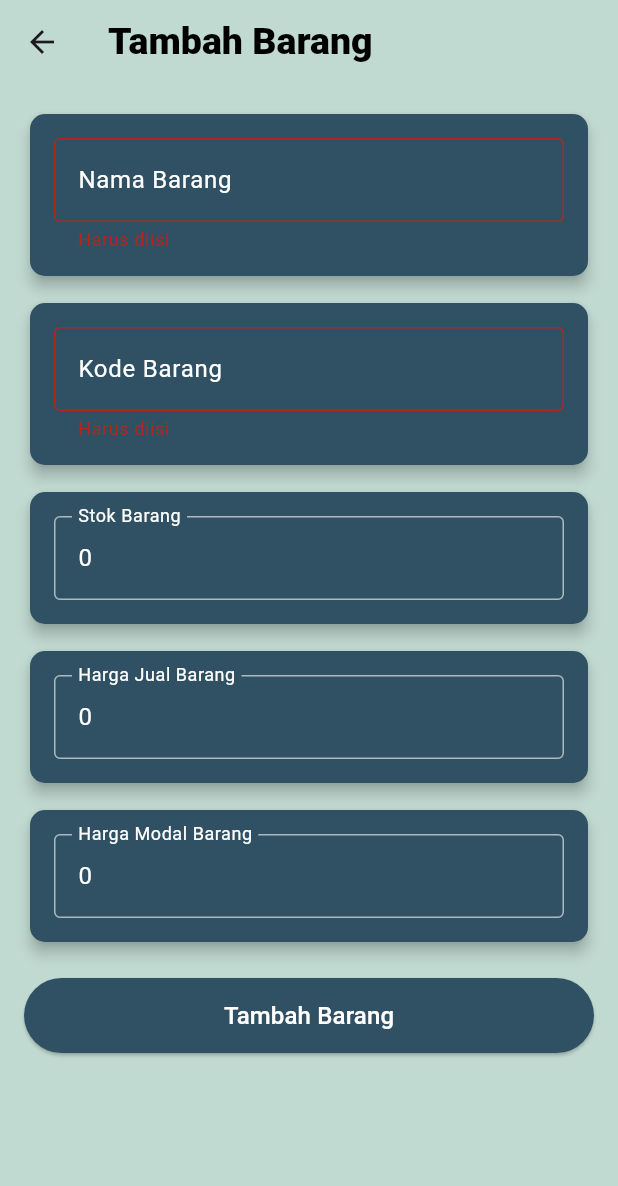
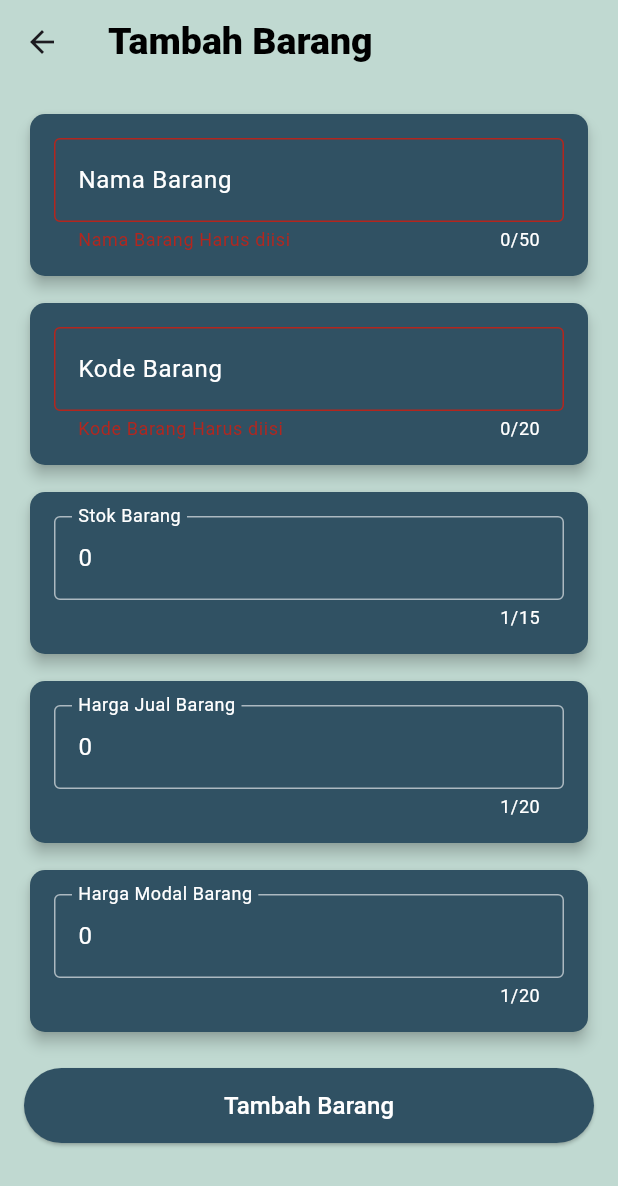
Before and after one commit to idrishaidir/Simanis, a Flutter app: the BarangFormScreen screen opened directly, after a tap on "Tambah Barang", on a phone screen of 412 x 824 dp. Shown: the top 1186 px of the screen. Run offline on Flutter 3.47's test engine with Material 3 defaults, Android fonts, the light colour scheme and no system bars; our stand-ins replace dio, image_picker, pdf, qr_flutter, share_plus, sqflite; accounts and stored records are empty.

Commit message:
update validasi register dan stok barang

```diff
--- a/lib/config/database.dart
+++ b/lib/config/database.dart
@@ -64,7 +64,7 @@
         user_id INT,
         nama TEXT(50),
         kode_brg TEXT(20) UNIQUE,
-        stok INTEGER(10) DEFAULT 0,
+        stok INTEGER(15) DEFAULT 0,
         harga_jual REAL,
         harga_modal REAL
       )
--- a/lib/screens/barang_form_screen.dart
+++ b/lib/screens/barang_form_screen.dart
@@ -134,6 +134,7 @@
                     decoration: InputDecoration(
                       labelText: 'Nama Barang',
                       labelStyle: TextStyle(color: Colors.white),
+                      counterStyle: TextStyle(color: Colors.white),
                       border: OutlineInputBorder(),
                       enabledBorder: OutlineInputBorder(
                         borderSide: BorderSide(color: Colors.white60, width: 1),
@@ -142,11 +143,22 @@
                         borderSide: BorderSide(color: Colors.white, width: 2),
                       ),
                     ),
-                    validator:
-                        (value) =>
-                            value == null || value.isEmpty
-                                ? 'Harus diisi'
-                                : null,
+                    maxLength: 50,
+                    validator: (value){
+                      if (value == null || value.isEmpty) {
+                        return 'Nama Barang Harus diisi';
+                      }
+                      if (value.length == 1) {
+                        return 'Nama Barang terlalu pendek';
+                      }
+                      if (value.length > 50) {
+                        return 'Nama Barang terlalu panjang';
+                      }
+                      return null;
+                    },
+                            // value == null || value.isEmpty
+                            //     ? 'Harus diisi'
+                            //     : null,
                     onSaved: (value) => _nama = value!,
                   ),
                 ),
@@ -167,6 +179,7 @@
                     decoration: InputDecoration(
                       labelText: 'Kode Barang',
                       labelStyle: TextStyle(color: Colors.white),
+                      counterStyle: TextStyle(color: Colors.white),
                       border: OutlineInputBorder(),
                       enabledBorder: OutlineInputBorder(
                         borderSide: BorderSide(color: Colors.white60, width: 1),
@@ -175,11 +188,19 @@
                         borderSide: BorderSide(color: Colors.white, width: 2),
                       ),
                     ),
-                    validator:
-                        (value) =>
-                            value == null || value.isEmpty
-                                ? 'Harus diisi'
-                                : null,
+                    maxLength: 20,
+                    validator: (value){
+                      if (value == null || value.isEmpty) {
+                        return 'Kode Barang Harus diisi';
+                      }
+                      if (value.length == 1) {
+                        return 'Kode Barang terlalu pendek';
+                      }
+                      if (value.length > 20) {
+                        return 'Kode Barang terlalu panjang';
+                      }
+                      return null;
+                    },
                     onSaved: (value) => _kode_brg = value!,
                   ),
                 ),
@@ -200,6 +221,7 @@
                     decoration: InputDecoration(
                       labelText: 'Stok Barang',
                       labelStyle: TextStyle(color: Colors.white),
+                      counterStyle: TextStyle(color: Colors.white),
                       border: OutlineInputBorder(),
                       enabledBorder: OutlineInputBorder(
                         borderSide: BorderSide(color: Colors.white60, width: 1),
@@ -209,11 +231,16 @@
                       ),
                     ),
                     keyboardType: TextInputType.number,
-                    validator:
-                        (value) =>
-                            value == null || int.tryParse(value) == null
-                                ? 'Masukkan angka'
-                                : null,
+                    maxLength: 15,
+                    validator: (value){
+                      if (value == null || value.isEmpty) {
+                        return 'Stok Barang Harus diisi';
+                      }
+                      if (value.length > 15) {
+                        return 'Stok Barang terlalu Banyak';
+                      }
+                      return null;
+                    },
                     onSaved: (value) => _stok = int.parse(value!),
                   ),
                 ),
@@ -234,6 +261,7 @@
                     decoration: InputDecoration(
                       labelText: 'Harga Jual Barang',
                       labelStyle: TextStyle(color: Colors.white),
+                      counterStyle: TextStyle(color: Colors.white),
                       border: OutlineInputBorder(),
                       enabledBorder: OutlineInputBorder(
                         borderSide: BorderSide(color: Colors.white60, width: 1),
@@ -245,11 +273,16 @@
                     keyboardType: TextInputType.numberWithOptions(
                       decimal: true,
                     ),
-                    validator:
-                        (value) =>
-                            value == null || double.tryParse(value) == null
-                                ? 'Masukkan harga valid'
-                                : null,
+                    maxLength: 20,
+                    validator: (value){
+                      if (value == null || value.isEmpty) {
+                        return 'Harga Jual Barang Harus diisi';
+                      }
+                      if (value.length > 20) {
+                        return 'Harga Jual Barang terlalu Mahal';
+                      }
+                      return null;
+                    },
                     onSaved: (value) => _harga_jual = double.parse(value!),
                   ),
                 ),
@@ -270,6 +303,7 @@
                     decoration: InputDecoration(
                       labelText: 'Harga Modal Barang',
                       labelStyle: TextStyle(color: Colors.white),
+                      counterStyle: TextStyle(color: Colors.white),
                       border: OutlineInputBorder(),
                       enabledBorder: OutlineInputBorder(
                         borderSide: BorderSide(color: Colors.white60, width: 1),
@@ -281,11 +315,16 @@
                     keyboardType: TextInputType.numberWithOptions(
                       decimal: true,
                     ),
-                    validator:
-                        (value) =>
-                            value == null || double.tryParse(value) == null
-                                ? 'Masukkan harga valid'
-                                : null,
+                    maxLength: 20,
+                    validator: (value){
+                      if (value == null || value.isEmpty) {
+                        return 'Harga Modal Barang Harus diisi';
+                      }
+                      if (value.length > 20) {
+                        return 'Harga Modal Barang terlalu Mahal';
+                      }
+                      return null;
+                    },
                     onSaved: (value) => _harga_modal = double.parse(value!),
                   ),
                 ),
@@ -296,11 +335,11 @@
                   backgroundColor: Color(0xFF305163),
                   minimumSize: Size(double.infinity, 50),
                 ),
+                onPressed: _simpanForm,
                 child: Text(
                   isEdit ? 'Simpan Perubahan' : 'Tambah Barang',
                   style: TextStyle(color: Colors.white, fontSize: 16),
                 ),
-                onPressed: _simpanForm,
               ),
             ],
           ),
```
Also changed, not shown: lib/screens/profil_edit_screen.dart (+11 -0 lines), lib/screens/register_screen.dart (+34 -10 lines).
